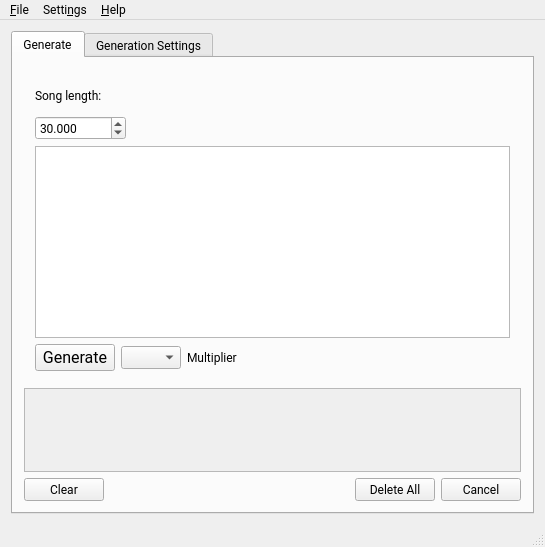
This is Music_Generator/mainwindow.ui in Jared-Gross/Algorhythm as Qt 5 draws it before an edit. The edited form follows.
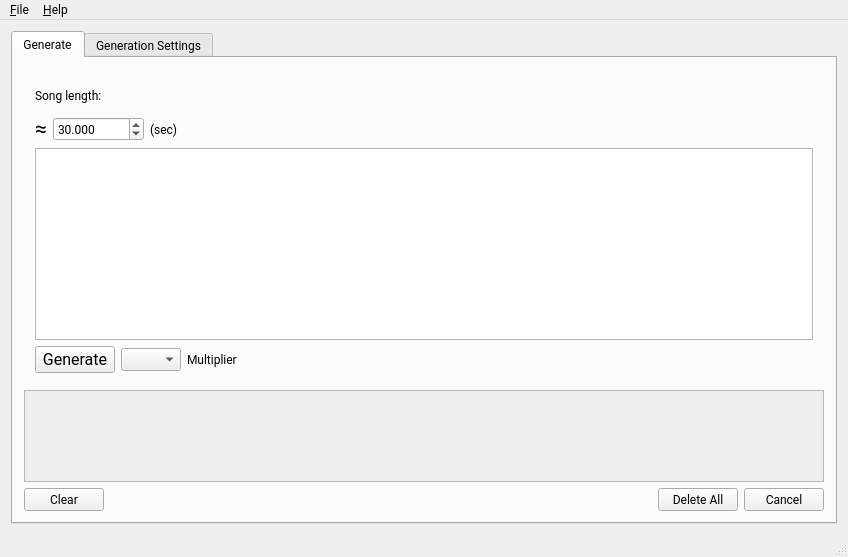
This is the edited form.

What changed in the file:
```diff
--- a/Music_Generator/mainwindow.ui
+++ b/Music_Generator/mainwindow.ui
@@ -6,8 +6,8 @@
    <rect>
     <x>0</x>
     <y>0</y>
-    <width>545</width>
-    <height>547</height>
+    <width>848</width>
+    <height>557</height>
    </rect>
   </property>
   <property name="sizePolicy">
@@ -85,8 +85,8 @@
             <rect>
              <x>0</x>
              <y>0</y>
-             <width>503</width>
-             <height>71</height>
+             <width>806</width>
+             <height>69</height>
             </rect>
            </property>
            <layout class="QGridLayout" name="gridLayout">
@@ -132,7 +132,21 @@
                  </property>
                 </widget>
                </item>
-               <item row="1" column="0">
+               <item row="2" column="0">
+                <layout class="QHBoxLayout" name="horizontalLayout_4">
+                 <item>
+                  <widget class="QLabel" name="label_8">
+                   <property name="font">
+                    <font>
+                     <pointsize>16</pointsize>
+                    </font>
+                   </property>
+                   <property name="text">
+                    <string>≈</string>
+                   </property>
+                  </widget>
+                 </item>
+                 <item>
                 <widget class="QDoubleSpinBox" name="inputSongLength_4">
                  <property name="toolTip">
                   <string extracomment="seconds"/>
@@ -159,6 +173,15 @@
                </item>
               </layout>
              </item>
+               <item row="2" column="1">
+                <widget class="QLabel" name="label_7">
+                 <property name="text">
+                  <string>(sec)</string>
+                 </property>
+                </widget>
+               </item>
+              </layout>
+             </item>
              <item>
               <layout class="QVBoxLayout" name="verticalLayout_4">
                <item>
@@ -438,7 +461,7 @@
     <rect>
      <x>0</x>
      <y>0</y>
-     <width>545</width>
+     <width>848</width>
      <height>25</height>
     </rect>
    </property>
@@ -459,14 +482,7 @@
     <addaction name="actionAbout_Qt"/>
     <addaction name="actionAbout"/>
    </widget>
-   <widget class="QMenu" name="menu_View">
-    <property name="title">
-     <string>Setti&amp;ngs</string>
-    </property>
-    <addaction name="actionPrefrences"/>
-   </widget>
    <addaction name="menutest"/>
-   <addaction name="menu_View"/>
    <addaction name="menuHelp"/>
   </widget>
   <widget class="QStatusBar" name="statusBar"/>
```
Left out of the diff: 24 changed lines with no effect on the pictures. Lines whose indentation alone changed are shown as unchanged.
